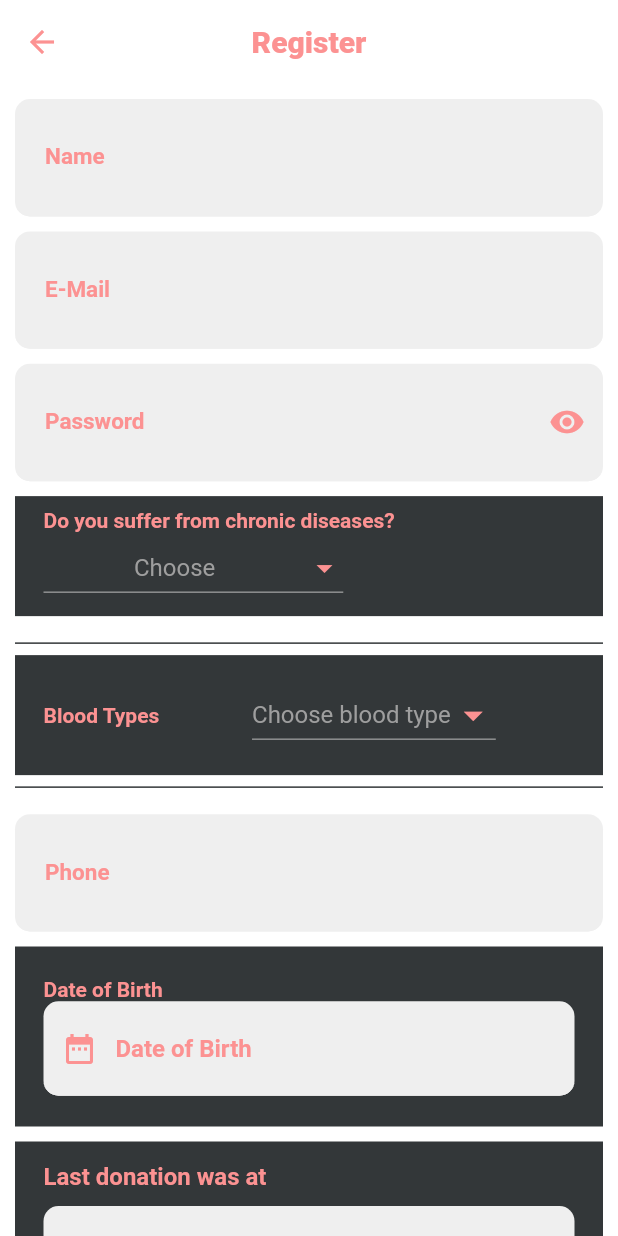
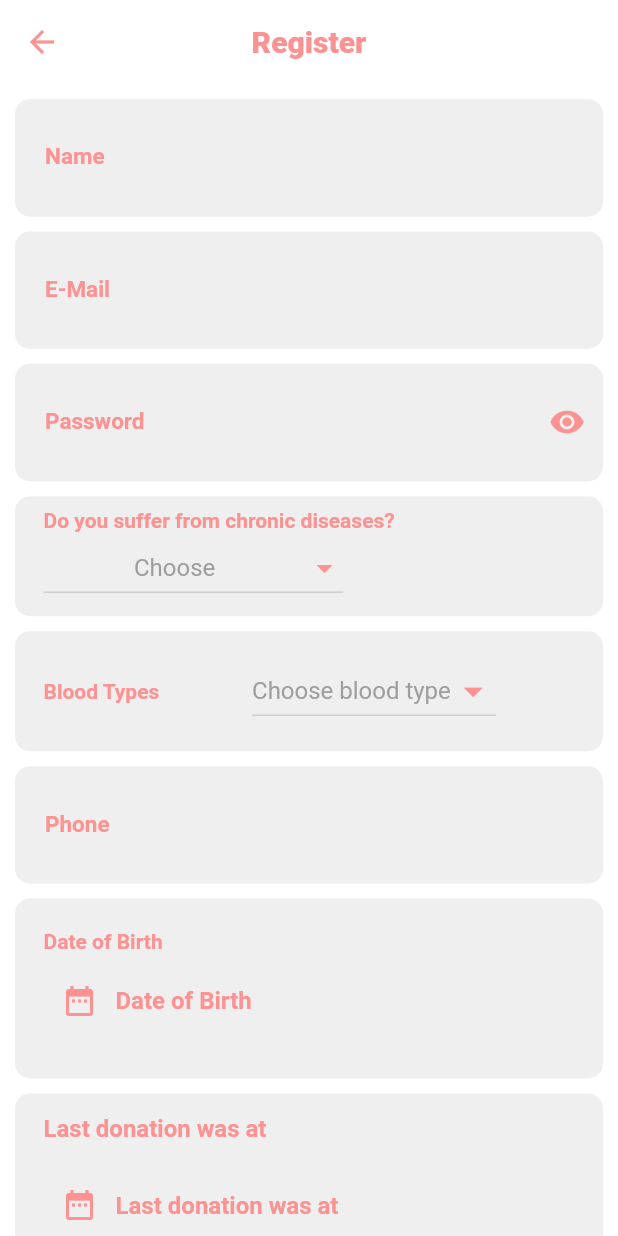
Before and after one commit to Moaaz-Mohammed/Blood-Donation-App, a Flutter app: the SignUpScreen screen opened directly, on a phone screen of 412 x 824 dp. Run offline on Flutter 3.47's test engine with Material 2 defaults, Android fonts, the phone set to English and light mode, and no system bars; drawn by our look-alikes of modal_progress_hud_nsn; our stand-ins replace cloud_firestore, easy_localization, firebase_auth, firebase_core, flutter_bloc, flutter_switch and 4 more; accounts and stored records are empty.

```diff
--- a/lib/screens/auth/sign_up_screen.dart
+++ b/lib/screens/auth/sign_up_screen.dart
@@ -111,9 +111,9 @@ class _SignUpScreenState extends State<SignUpScreen> {
                   height: 80,
                   width: double.infinity,
                   decoration: AppCubit.get(context).isDark
-                      ? const BoxDecoration(
-                          color: CustomColors.primaryDarkColor)
-                      : Constants.primaryBoxDecorationContainer,
+                      ? Constants.primaryBoxDecorationContainer
+                      : const BoxDecoration(
+                          color: CustomColors.primaryDarkColor),
                   padding: const EdgeInsets.symmetric(horizontal: 19),
                   child: Column(
                     mainAxisAlignment: MainAxisAlignment.center,
@@ -233,17 +233,17 @@ class _SignUpScreenState extends State<SignUpScreen> {
                 ),
                 const CustomSizedBoxHeight(),
                 AppCubit.get(context).isDark
-                    ? const Divider(
+                    ? const SizedBox()
+                    : const Divider(
                         thickness: 1,
-                      )
-                    : const SizedBox(),
+                      ),
                 // Blood Types
                 Container(
                   height: 80,
                   decoration: AppCubit.get(context).isDark
-                      ? const BoxDecoration(
-                          color: CustomColors.primaryDarkColor)
-                      : Constants.primaryBoxDecorationContainer,
+                      ? Constants.primaryBoxDecorationContainer
+                      : const BoxDecoration(
+                          color: CustomColors.primaryDarkColor),
                   padding: const EdgeInsets.symmetric(horizontal: 19),
                   child: Row(
                     children: [
@@ -389,10 +389,10 @@ class _SignUpScreenState extends State<SignUpScreen> {
                   ),
                 ),
                 AppCubit.get(context).isDark
-                    ? const Divider(
+                    ? const SizedBox()
+                    : const Divider(
                         thickness: 1,
-                      )
-                    : const SizedBox(),
+                      ),
                 const CustomSizedBoxHeight(),
                 // Phone
                 TextFormField(
@@ -411,9 +411,9 @@ class _SignUpScreenState extends State<SignUpScreen> {
                   height: 120,
                   width: double.infinity,
                   decoration: AppCubit.get(context).isDark
-                      ? const BoxDecoration(
-                          color: CustomColors.primaryDarkColor)
-                      : Constants.primaryBoxDecorationContainer,
+                      ? Constants.primaryBoxDecorationContainer
+                      : const BoxDecoration(
+                          color: CustomColors.primaryDarkColor),
                   padding: const EdgeInsets.symmetric(horizontal: 19),
                   child: Column(
                     crossAxisAlignment: CrossAxisAlignment.start,
@@ -464,9 +464,9 @@ class _SignUpScreenState extends State<SignUpScreen> {
                   height: 120,
                   width: double.infinity,
                   decoration: AppCubit.get(context).isDark
-                      ? const BoxDecoration(
-                          color: CustomColors.primaryDarkColor)
-                      : Constants.primaryBoxDecorationContainer,
+                      ? Constants.primaryBoxDecorationContainer
+                      : const BoxDecoration(
+                          color: CustomColors.primaryDarkColor),
                   padding: const EdgeInsets.symmetric(horizontal: 19),
                   child: Column(
                     crossAxisAlignment: CrossAxisAlignment.start,
```
Also changed, not shown: lib/screens/settings/settings.dart (+0 -7 lines).
